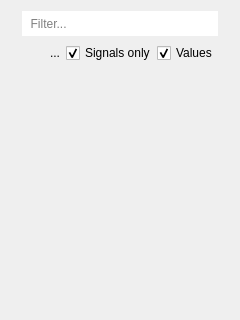
This is plotjuggler_app/curvelist_panel.ui in calebjllee/PlotJugglerPro as Qt 5 draws it before an edit; both pictures show x 0 to 240 and y 0 to 320 of the 240 by 684 pixel window. The edited form follows.
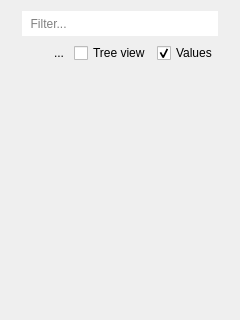
This is the edited form. Custom widgets are drawn as their Qt base class.

Commit message: tree view instead of show signals

```diff
--- a/plotjuggler_app/curvelist_panel.ui
+++ b/plotjuggler_app/curvelist_panel.ui
@@ -155,10 +155,10 @@
                <string>&lt;html&gt;&lt;head/&gt;&lt;body&gt;&lt;p&gt;Show signals as a flat list without message/group nodes.&lt;/p&gt;&lt;/body&gt;&lt;/html&gt;</string>
               </property>
               <property name="text">
-               <string>Signals only</string>
+               <string>Tree view</string>
               </property>
               <property name="checked">
-               <bool>true</bool>
+               <bool>false</bool>
               </property>
              </widget>
             </item>
```
Left out of the diff: 4 changed lines with no effect on the pictures. The commit also changes 2 other files.
